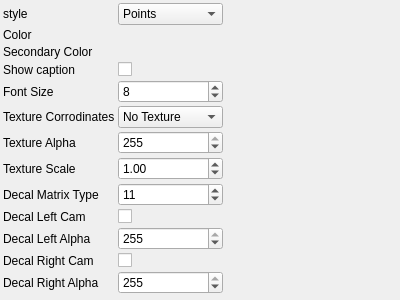
NickPenkrat/corecvs, file utils/3d/generated/draw3dParametersControlWidget.ui: the form before one commit.
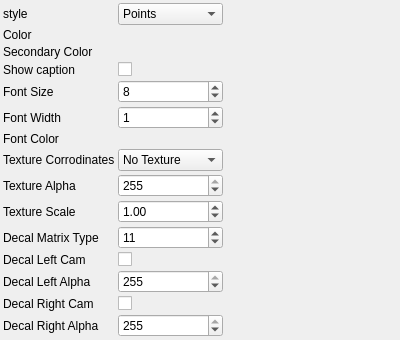
The form after the commit. Custom widgets are drawn as their Qt base class.

The edit to the form file:
```diff
--- a/utils/3d/generated/draw3dParametersControlWidget.ui
+++ b/utils/3d/generated/draw3dParametersControlWidget.ui
@@ -133,96 +133,84 @@
     <item row="5" column="0">
      <widget class="QLabel" name="label_5">
        <property name="text">
-         <string>Texture Corrodinates</string>
+         <string>Font Width</string>
        </property>
      </widget>
     </item>
     <item row="5" column="1">
-     <widget class="QComboBox" name="textureCorrodinatesComboBox">
-       <property name="currentIndex">
-         <number>0</number>
-       </property>
-       <item>
-        <property name="text">
-         <string>No Texture</string>
-        </property>
-       </item>
-       <item>
-        <property name="text">
-         <string>Auto Decide</string>
-        </property>
-       </item>
-       <item>
-        <property name="text">
-         <string>Force Texture</string>
-        </property>
-       </item>
+     <widget class="QSpinBox" name="fontWidthSpinBox">
        <property name="toolTip">
-         <string>Texture Corrodinates</string>
+         <string>Font Width</string>
+       </property>
+       <property name="minimum">
+        <number>0</number>
+       </property>
+       <property name="maximum">
+        <number>255</number>
+       </property>
+       <property name="singleStep">
+        <number>1</number>
+       </property>
+       <property name="value">
+        <number>1</number>
        </property>
      </widget>
     </item>
     <item row="6" column="0">
      <widget class="QLabel" name="label_6">
        <property name="text">
-         <string>Texture Alpha</string>
+         <string>Font Color</string>
        </property>
      </widget>
     </item>
     <item row="6" column="1">
-     <widget class="QSpinBox" name="textureAlphaSpinBox">
+     <widget class="RgbColorParametersControlWidget" name="fontColorControlWidget">
        <property name="toolTip">
-         <string>Texture Alpha</string>
-       </property>
-       <property name="minimum">
-        <number>0</number>
-       </property>
-       <property name="maximum">
-        <number>255</number>
-       </property>
-       <property name="singleStep">
-        <number>1</number>
-       </property>
-       <property name="value">
-        <number>255</number>
+         <string>Font Color</string>
        </property>
      </widget>
     </item>
     <item row="7" column="0">
      <widget class="QLabel" name="label_7">
        <property name="text">
-         <string>Texture Scale</string>
+         <string>Texture Corrodinates</string>
        </property>
      </widget>
     </item>
     <item row="7" column="1">
-     <widget class="QDoubleSpinBox" name="textureScaleSpinBox">
+     <widget class="QComboBox" name="textureCorrodinatesComboBox">
+       <property name="currentIndex">
+         <number>0</number>
+       </property>
+       <item>
+        <property name="text">
+         <string>No Texture</string>
+        </property>
+       </item>
+       <item>
+        <property name="text">
+         <string>Auto Decide</string>
+        </property>
+       </item>
+       <item>
+        <property name="text">
+         <string>Force Texture</string>
+        </property>
+       </item>
        <property name="toolTip">
-         <string>Texture Scale</string>
-       </property>
-       <property name="minimum">
-        <double>0</double>
-       </property>
-       <property name="maximum">
-        <double>2000</double>
-       </property>
-       <property name="singleStep">
-        <double>1</double>
-       </property>
-       <property name="value">
-        <double>1</double>
+         <string>Texture Corrodinates</string>
        </property>
      </widget>
     </item>
     <item row="8" column="0">
      <widget class="QLabel" name="label_8">
        <property name="text">
-         <string>Decal Matrix Type</string>
+         <string>Texture Alpha</string>
        </property>
      </widget>
     </item>
     <item row="8" column="1">
-     <widget class="QSpinBox" name="decalMatrixTypeSpinBox">
+     <widget class="QSpinBox" name="textureAlphaSpinBox">
        <property name="toolTip">
          <string>Decal Matrix Type</string>
        </property>
@@ -230,39 +218,51 @@
         <number>0</number>
        </property>
        <property name="maximum">
-        <number>19</number>
+        <number>255</number>
        </property>
        <property name="singleStep">
         <number>1</number>
        </property>
        <property name="value">
-        <number>11</number>
+        <number>255</number>
        </property>
      </widget>
     </item>
     <item row="9" column="0">
      <widget class="QLabel" name="label_9">
        <property name="text">
-         <string>Decal Left Cam</string>
+         <string>Texture Scale</string>
        </property>
      </widget>
     </item>
     <item row="9" column="1">
-     <widget class="QCheckBox" name="decalLeftCamCheckBox">
+     <widget class="QDoubleSpinBox" name="textureScaleSpinBox">
        <property name="toolTip">
-         <string>Decal Left Cam</string>
+         <string>Texture Scale</string>
+       </property>
+       <property name="minimum">
+        <double>0</double>
+       </property>
+       <property name="maximum">
+        <double>2000</double>
+       </property>
+       <property name="singleStep">
+        <double>1</double>
+       </property>
+       <property name="value">
+        <double>1</double>
        </property>
      </widget>
     </item>
     <item row="10" column="0">
      <widget class="QLabel" name="label_10">
        <property name="text">
-         <string>Decal Left Alpha</string>
+         <string>Decal Matrix Type</string>
        </property>
      </widget>
     </item>
     <item row="10" column="1">
-     <widget class="QSpinBox" name="decalLeftAlphaSpinBox">
+     <widget class="QSpinBox" name="decalMatrixTypeSpinBox">
        <property name="toolTip">
          <string>Decal Left Alpha</string>
        </property>
@@ -270,25 +270,25 @@
         <number>0</number>
        </property>
        <property name="maximum">
-        <number>255</number>
+        <number>19</number>
        </property>
        <property name="singleStep">
         <number>1</number>
        </property>
        <property name="value">
-        <number>255</number>
+        <number>11</number>
        </property>
      </widget>
     </item>
     <item row="11" column="0">
      <widget class="QLabel" name="label_11">
        <property name="text">
-         <string>Decal Right Cam</string>
+         <string>Decal Left Cam</string>
        </property>
      </widget>
     </item>
     <item row="11" column="1">
-     <widget class="QCheckBox" name="decalRightCamCheckBox">
+     <widget class="QCheckBox" name="decalLeftCamCheckBox">
        <property name="toolTip">
          <string>Decal Right Cam</string>
        </property>
@@ -297,11 +297,51 @@
     <item row="12" column="0">
      <widget class="QLabel" name="label_12">
        <property name="text">
-         <string>Decal Right Alpha</string>
+         <string>Decal Left Alpha</string>
        </property>
      </widget>
     </item>
     <item row="12" column="1">
+     <widget class="QSpinBox" name="decalLeftAlphaSpinBox">
+       <property name="toolTip">
+         <string>Decal Left Alpha</string>
+       </property>
+       <property name="minimum">
+        <number>0</number>
+       </property>
+       <property name="maximum">
+        <number>255</number>
+       </property>
+       <property name="singleStep">
+        <number>1</number>
+       </property>
+       <property name="value">
+        <number>255</number>
+       </property>
+     </widget>
+    </item>
+    <item row="13" column="0">
+     <widget class="QLabel" name="label_13">
+       <property name="text">
+         <string>Decal Right Cam</string>
+       </property>
+     </widget>
+    </item>
+    <item row="13" column="1">
+     <widget class="QCheckBox" name="decalRightCamCheckBox">
+       <property name="toolTip">
+         <string>Decal Right Cam</string>
+       </property>
+     </widget>
+    </item>
+    <item row="14" column="0">
+     <widget class="QLabel" name="label_14">
+       <property name="text">
+         <string>Decal Right Alpha</string>
+       </property>
+     </widget>
+    </item>
+    <item row="14" column="1">
      <widget class="QSpinBox" name="decalRightAlphaSpinBox">
        <property name="toolTip">
          <string>Decal Right Alpha</string>
@@ -320,7 +360,7 @@
        </property>
      </widget>
     </item>
-   <item row="13" column="0">
+   <item row="15" column="0">
     <spacer name="verticalSpacer">
      <property name="orientation">
       <enum>Qt::Vertical</enum>
@@ -333,7 +373,7 @@
      </property>
     </spacer>
    </item>
-   <item row="13" column="2">
+   <item row="15" column="2">
     <spacer name="horizontalSpacer">
      <property name="orientation">
       <enum>Qt::Horizontal</enum>
@@ -446,5 +486,11 @@
    <header>rgbColorParametersControlWidget.h</header>
    <container>1</container>
   </customwidget>
+  <customwidget>
+   <class>RgbColorParametersControlWidget</class>
+   <extends>QWidget</extends>
+   <header>rgbColorParametersControlWidget.h</header>
+   <container>1</container>
+  </customwidget>
  </customwidgets>
 </ui>
```
Left out of the diff: 18 changed lines with no effect on the pictures.
